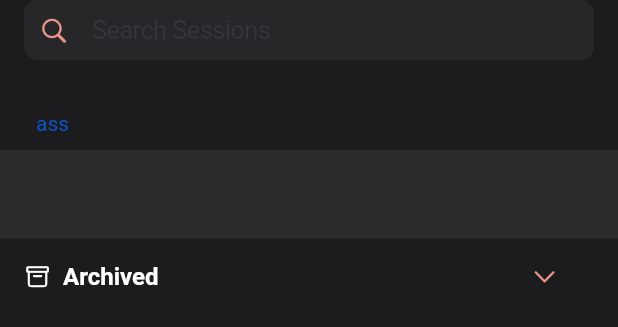
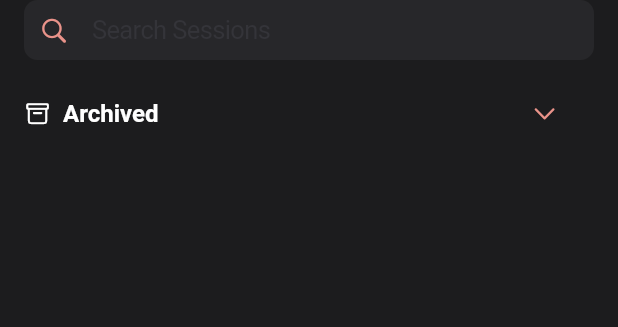
Before and after one commit to RADeveloping/SpeedWatchApp, a Flutter app: the SessionsList widget shown alone on an empty page, opened directly, on a phone screen of 412 x 824 dp. Shown: the top 327 px of the screen. Run offline on Flutter 3.47's test engine with Material 2 defaults, Android fonts, the phone set to English and light mode, and no system bars; drawn by our look-alikes of settings_ui; our stand-ins replace camera, chips_choice_null_safety, font_awesome_flutter, get, isar, popover; missing offline and left inert: camera_camera, multi_split_view; accounts and stored records are empty; generated files the repository leaves out were written again; statements that could not run were skipped.

Commit message:
Initial building of SessionList

```diff
--- a/lib/components/sessions_list.dart
+++ b/lib/components/sessions_list.dart
@@ -33,10 +33,15 @@ class SessionsList extends GetView<SidebarController> {
   }
 
   List<AbstractSettingsSection> buildList(BuildContext context) {
-    List<AbstractSettingsSection> list = [searchBar(),
-      sessionListSection(controller.sessions, "ass", false),
-      archivedTab(context), sessionListSection(controller.sessions, "yo", true)
-    ];
+    List<CustomSettingsSection> sessionList = controller.sessions.map((session)=> sessionListSection([session], session.startTime.toString(), false)).toList();
+    List<AbstractSettingsSection> list = [searchBar()];
+
+    for (final s in sessionList) {
+      list.add(s);
+    }
+    list.add(archivedTab(context));
+    list.add(sessionListSection(controller.sessions, "yo", true));
+
         return list;
   }
 
```
